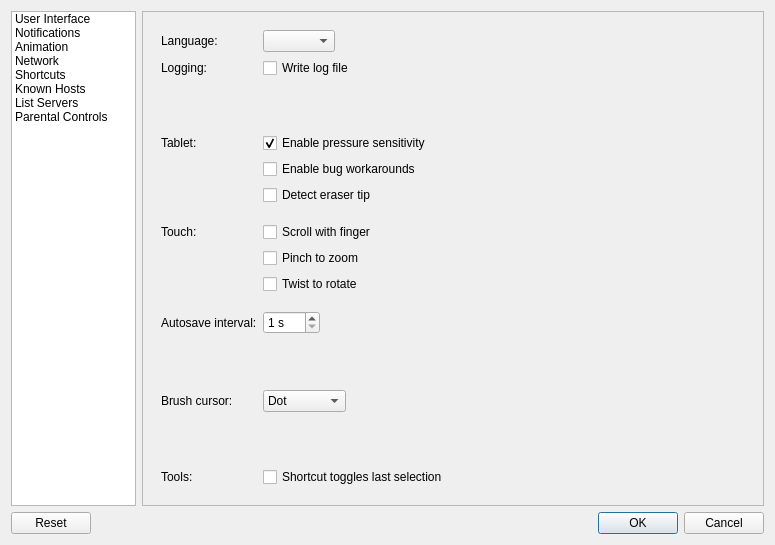
Old version of the form src/desktop/ui/settings.ui in the repository drawpile/Drawpile.
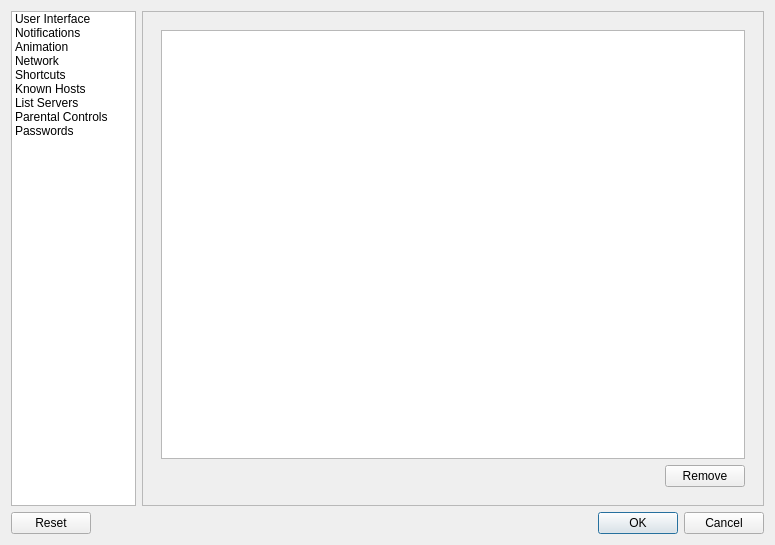
New version of the form. The open tabs and pages were chosen to show the change. Icons and pictures are not drawn.

Commit message: GUI for stored passwords

Diff of the .ui file:
```diff
--- a/src/desktop/ui/settings.ui
+++ b/src/desktop/ui/settings.ui
@@ -58,6 +58,11 @@
          <string>Parental Controls</string>
         </property>
        </item>
+       <item>
+        <property name="text">
+         <string>Passwords</string>
+        </property>
+       </item>
       </widget>
      </item>
      <item>
@@ -915,6 +920,41 @@
             </item>
            </layout>
           </widget>
+          <widget class="QWidget" name="passwordPage">
+           <layout class="QVBoxLayout" name="verticalLayout_5">
+            <item>
+             <widget class="QTreeView" name="passwordListView">
+              <attribute name="headerVisible">
+               <bool>false</bool>
+              </attribute>
+             </widget>
+            </item>
+            <item>
+             <layout class="QHBoxLayout" name="horizontalLayout_10">
+              <item>
+               <spacer name="horizontalSpacer_6">
+                <property name="orientation">
+                 <enum>Qt::Horizontal</enum>
+                </property>
+                <property name="sizeHint" stdset="0">
+                 <size>
+                  <width>40</width>
+                  <height>20</height>
+                 </size>
+                </property>
+               </spacer>
+              </item>
+              <item>
+               <widget class="QPushButton" name="passwordListRemove">
+                <property name="text">
+                 <string>Remove</string>
+                </property>
+               </widget>
+              </item>
+             </layout>
+            </item>
+           </layout>
+          </widget>
          </widget>
         </item>
        </layout>
```
The commit also changes 5 other files.
